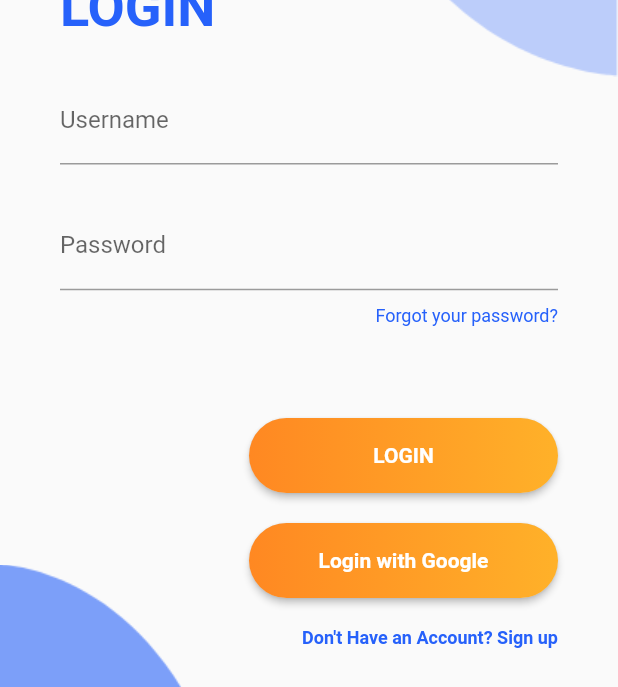
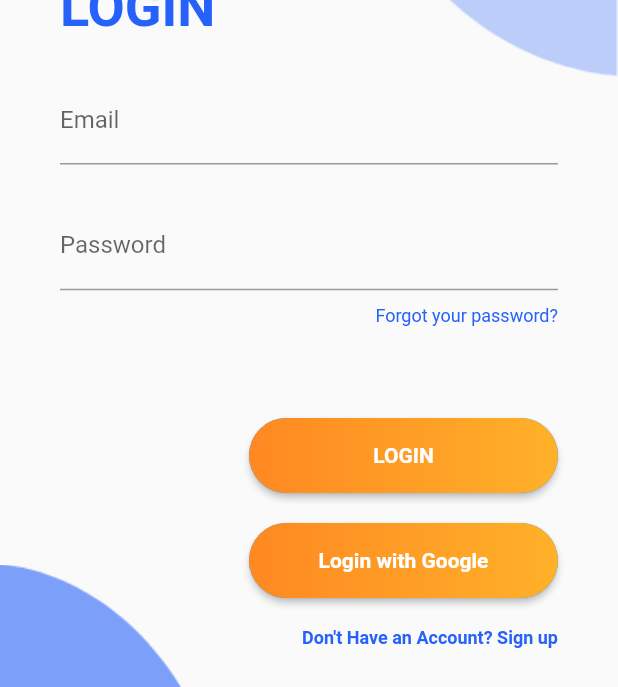
Before and after one commit to OsamahAbdullah99/sse3151_project, a Flutter app: the screen it shows after launch, on a phone screen of 412 x 824 dp. Shown: the part 298-985 px from the top of the screen. Run offline on Flutter 3.47's test engine with Material 2 defaults, Android fonts, the phone set to English and light mode, and no system bars.

Commit message:
dashboard login adding

```diff
--- a/lib/login.dart
+++ b/lib/login.dart
@@ -5,10 +5,7 @@ import 'register.dart';
 import 'DashboardPA.dart';
 import 'dashboardStudent.dart';
 import 'background.dart';
-
 //import 'package:google_fonts/google_fonts.dart';
-
-
 
 class LoginWidget extends StatefulWidget {
   const LoginWidget({Key? key}) : super(key: key);
@@ -22,12 +19,10 @@ class _LoginWidgetState extends State<LoginWidget> {
   Widget build(BuildContext context) {
     Size size = MediaQuery.of(context).size;
 
-
     return Scaffold(
       resizeToAvoidBottomInset: false,
       body: Background(
-        child:
-        Column(
+        child: Column(
           mainAxisAlignment: MainAxisAlignment.center,
           children: <Widget>[
             Container(
@@ -38,133 +33,117 @@ class _LoginWidgetState extends State<LoginWidget> {
                 style: TextStyle(
                     fontWeight: FontWeight.bold,
                     color: Color(0xFF2661FA),
-                    fontSize: 36
-                ),
+                    fontSize: 36),
                 textAlign: TextAlign.left,
               ),
             ),
-
             SizedBox(height: size.height * 0.03),
-
+            Form(
+                child: Column(
+                  children: [
                     Container(
                       alignment: Alignment.center,
                       margin: EdgeInsets.symmetric(horizontal: 40),
                       child: TextField(
-                decoration: InputDecoration(
-                    labelText: "Username"
+                        decoration: InputDecoration(labelText: "Email"),
                       ),
                     ),
-            ),
-
                     SizedBox(height: size.height * 0.03),
-
                     Container(
                       alignment: Alignment.center,
                       margin: EdgeInsets.symmetric(horizontal: 40),
                       child: TextField(
-                decoration: InputDecoration(
-                    labelText: "Password"
-                ),
+                        decoration: InputDecoration(labelText: "Password"),
                         obscureText: true,
                       ),
                     ),
-
                     Container(
                       alignment: Alignment.centerRight,
                       margin: EdgeInsets.symmetric(horizontal: 40, vertical: 10),
                       child: Text(
                         "Forgot your password?",
-                style: TextStyle(
-                    fontSize: 12,
-                    color: Color(0XFF2661FA)
+                        style: TextStyle(fontSize: 12, color: Color(0XFF2661FA)),
                       ),
                     ),
-            ),
-
                     SizedBox(height: size.height * 0.05),
                     Container(
                       alignment: Alignment.centerRight,
                       margin: EdgeInsets.symmetric(horizontal: 40, vertical: 10),
-              child: RaisedButton(
-                onPressed: () {
-                  Navigator.push(context, MaterialPageRoute(builder: (context) => dashboardPA()));
-                },
-
-                shape: RoundedRectangleBorder(borderRadius: BorderRadius.circular(80.0)),
-                textColor: Colors.white,
-                padding: const EdgeInsets.all(0),
+                      child: ElevatedButton(
+                        onPressed: () {},
+                        style: ButtonStyle(
+                            padding: MaterialStateProperty.all(EdgeInsets.all(0)),
+                            shape:
+                            MaterialStateProperty.all<RoundedRectangleBorder>(
+                                RoundedRectangleBorder(
+                                  borderRadius: BorderRadius.circular(80.0),
+                                ))),
                         child: Container(
                           alignment: Alignment.center,
                           height: 50.0,
                           width: size.width * 0.5,
                           decoration: new BoxDecoration(
                               borderRadius: BorderRadius.circular(80.0),
-                      gradient: new LinearGradient(
-                          colors: [
+                              gradient: new LinearGradient(colors: [
                                 Color.fromARGB(255, 255, 136, 34),
                                 Color.fromARGB(255, 255, 177, 41)
-                          ]
-                      )
-                  ),
+                              ])),
                           padding: const EdgeInsets.all(0),
                           child: Text(
                             "LOGIN",
                             textAlign: TextAlign.center,
-                    style: TextStyle(
-                        fontWeight: FontWeight.bold
+                            style: TextStyle(fontWeight: FontWeight.bold),
                           ),
                         ),
                       ),
                     ),
-            ),
-
+                  ],
+                )),
             Container(
               alignment: Alignment.centerRight,
               margin: EdgeInsets.symmetric(horizontal: 40, vertical: 10),
-              child: RaisedButton(
+              child: ElevatedButton(
                 onPressed: () {},
-                shape: RoundedRectangleBorder(borderRadius: BorderRadius.circular(80.0)),
-                textColor: Colors.white,
-                padding: const EdgeInsets.all(0),
+                style: ButtonStyle(
+                    foregroundColor: MaterialStateProperty.all(Colors.white),
+                    padding: MaterialStateProperty.all(EdgeInsets.all(0)),
+                    shape: MaterialStateProperty.all<RoundedRectangleBorder>(
+                        RoundedRectangleBorder(
+                          borderRadius: BorderRadius.circular(80.0),
+                        ))),
                 child: Container(
                   alignment: Alignment.center,
                   height: 50.0,
                   width: size.width * 0.5,
                   decoration: new BoxDecoration(
                       borderRadius: BorderRadius.circular(80.0),
-                      gradient: new LinearGradient(
-                          colors: [
+                      gradient: new LinearGradient(colors: [
                         Color.fromARGB(255, 255, 136, 34),
                         Color.fromARGB(255, 255, 177, 41)
-                          ]
-                      )
-                  ),
+                      ])),
                   padding: const EdgeInsets.all(0),
                   child: Text(
                     "Login with Google",
                     textAlign: TextAlign.center,
-                    style: TextStyle(
-                        fontWeight: FontWeight.bold
+                    style: TextStyle(fontWeight: FontWeight.bold),
                   ),
                 ),
               ),
             ),
-            ),
-
             Container(
               alignment: Alignment.centerRight,
               margin: EdgeInsets.symmetric(horizontal: 40, vertical: 10),
               child: GestureDetector(
                 onTap: () => {
-                  Navigator.push(context, MaterialPageRoute(builder: (context) => RegisterScreen()))
+                  Navigator.push(context,
+                      MaterialPageRoute(builder: (context) => RegisterScreen()))
                 },
                 child: Text(
                   "Don't Have an Account? Sign up",
                   style: TextStyle(
                       fontSize: 12,
                       fontWeight: FontWeight.bold,
-                      color: Color(0xFF2661FA)
-                  ),
+                      color: Color(0xFF2661FA)),
                 ),
               ),
             )
```
Lines whose indentation alone changed are shown as unchanged.
